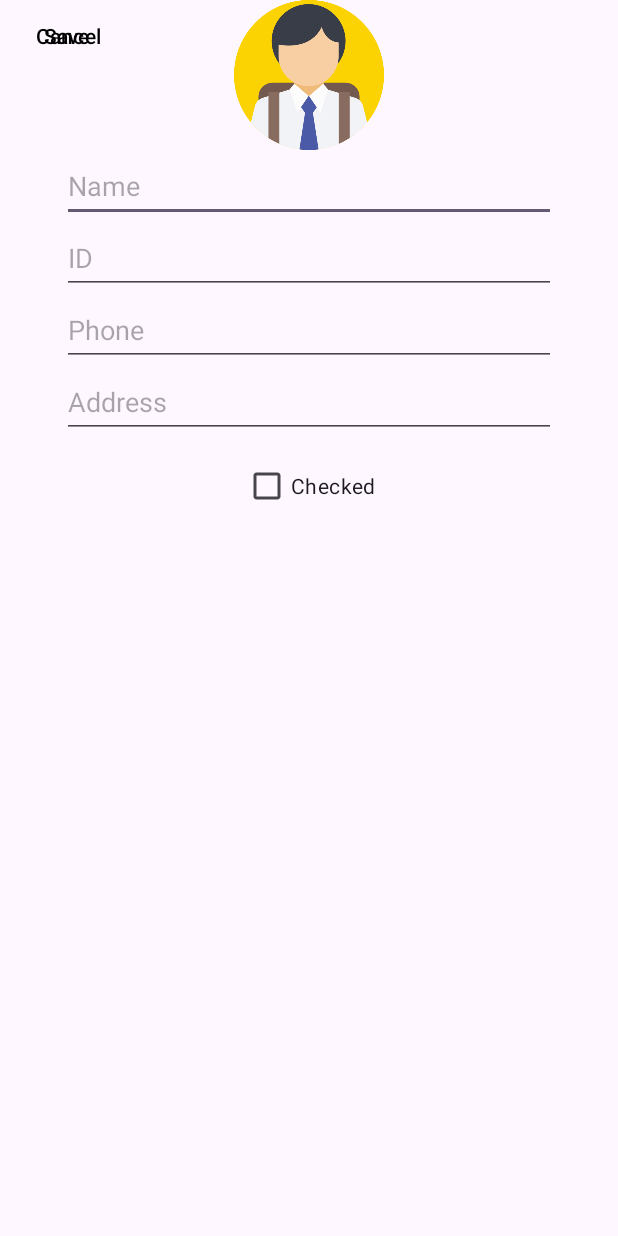
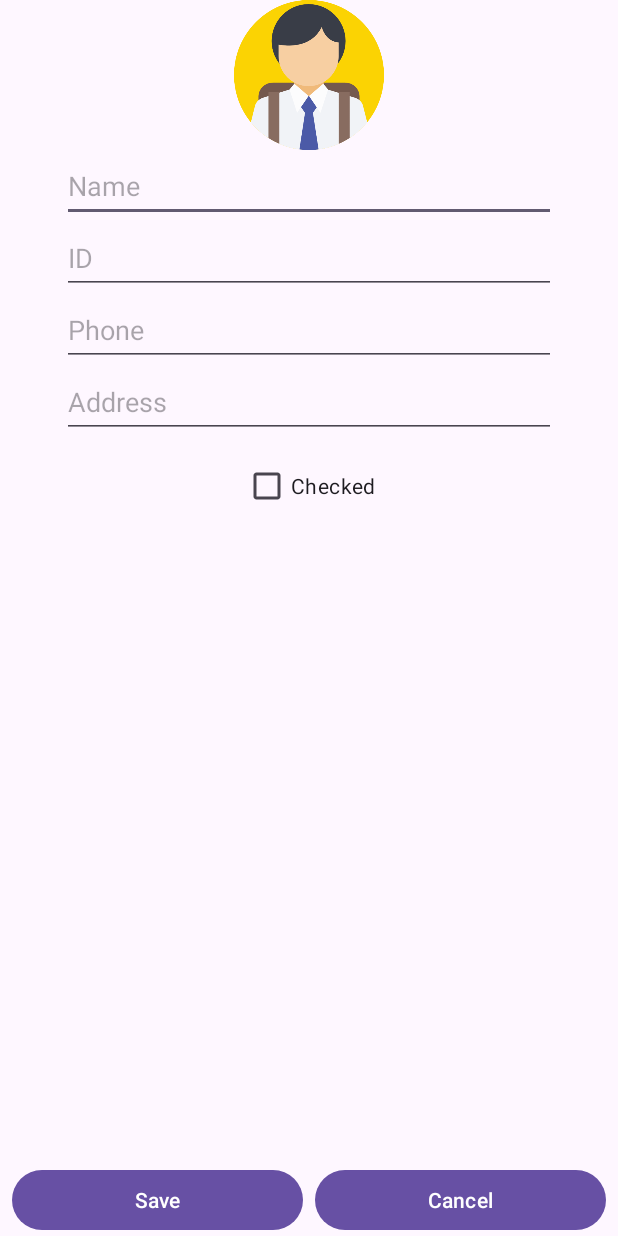
Before and after one commit to galCohen211/StudentApp, an Android app: the NewStudent screen opened directly, with no data from a screen before it, on a phone screen of 412 x 824 dp. Run offline under Robolectric (Android 15) with nearby library versions, the phone set to English and light mode, and no system bars.

Commit message:
fix: Buttons

```diff
--- a/app/src/main/res/layout/activity_new_student.xml
+++ b/app/src/main/res/layout/activity_new_student.xml
@@ -94,25 +94,27 @@
     </LinearLayout>
 
     <Button
-        android:id="@+id/new_student_btn_save"
+        android:id="@+id/add_student_save_button"
         android:layout_width="0dp"
         android:layout_height="wrap_content"
-        android:layout_weight="1"
-        android:backgroundTint="@android:color/transparent"
+        android:layout_marginStart="8dp"
+        android:layout_marginEnd="4dp"
         android:text="Save"
-        android:textColor="@android:color/black"
-        tools:layout_editor_absoluteX="282dp"
-        tools:layout_editor_absoluteY="636dp" />
+        app:layout_constraintBottom_toBottomOf="parent"
+        app:layout_constraintEnd_toStartOf="@+id/add_student_cancel_button"
+        app:layout_constraintHorizontal_bias="0.5"
+        app:layout_constraintStart_toStartOf="parent" />
 
     <Button
-        android:id="@+id/new_student_btn_cancel"
+        android:id="@+id/add_student_cancel_button"
         android:layout_width="0dp"
         android:layout_height="wrap_content"
-        android:layout_weight="1"
-        android:backgroundTint="@android:color/transparent"
+        android:layout_marginStart="4dp"
+        android:layout_marginEnd="8dp"
         android:text="Cancel"
-        android:textColor="@android:color/black"
-        tools:layout_editor_absoluteX="41dp"
-        tools:layout_editor_absoluteY="636dp" />
+        app:layout_constraintBaseline_toBaselineOf="@+id/add_student_save_button"
+        app:layout_constraintEnd_toEndOf="parent"
+        app:layout_constraintHorizontal_bias="0.5"
+        app:layout_constraintStart_toEndOf="@+id/add_student_save_button" />
 
 </androidx.constraintlayout.widget.ConstraintLayout>
```
